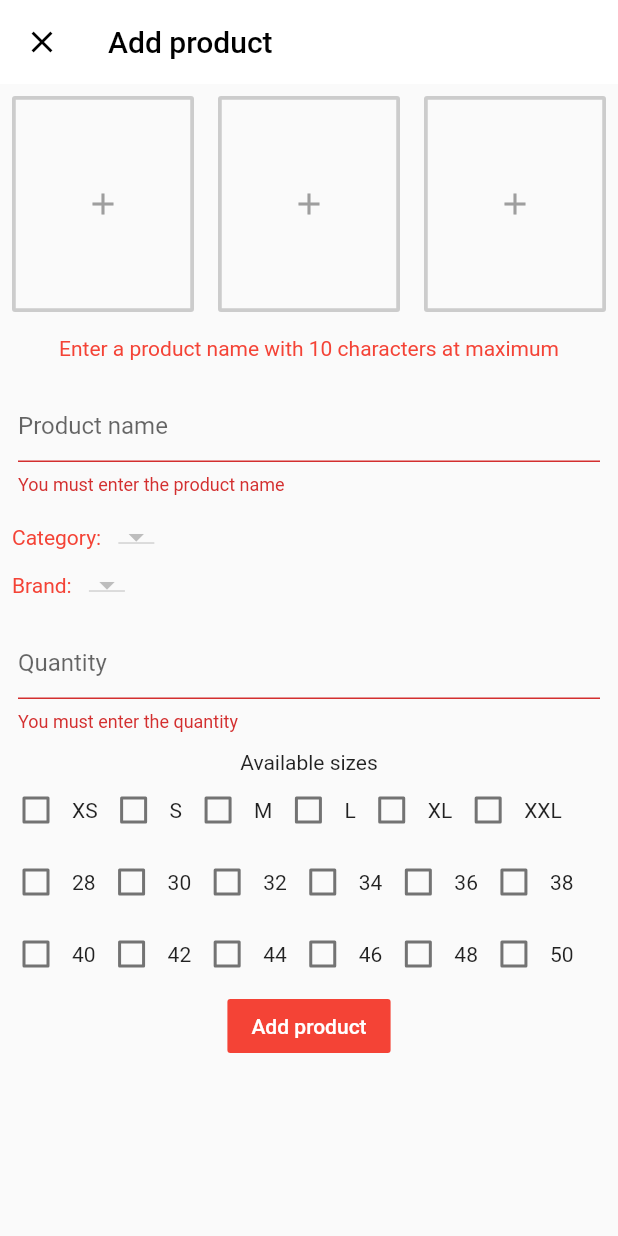
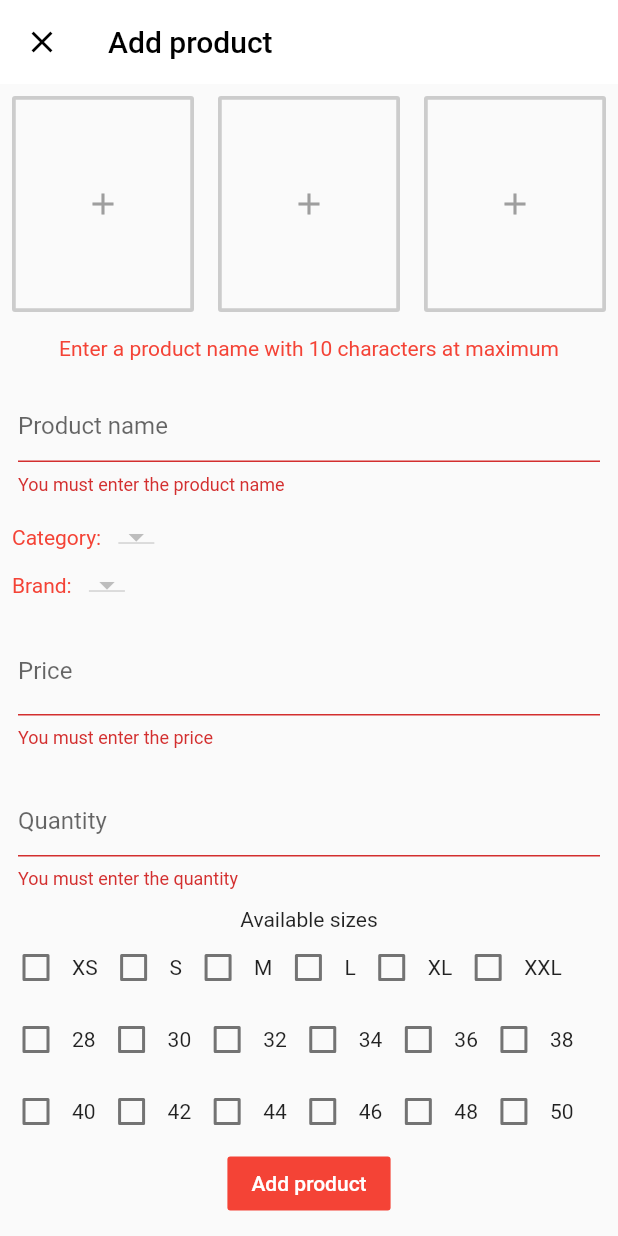
Before and after one commit to SergioEstebanPi/ecommerce-admin-flutter, a Flutter app: the AddProduct screen opened directly, after a tap on "Add product", on a phone screen of 412 x 824 dp. Run offline on Flutter 3.47's test engine with Material 2 defaults, Android fonts, the phone set to English and light mode, and no system bars; our stand-ins replace cloud_firestore, firebase_core, firebase_storage, flutter_typeahead, fluttertoast, image_picker; accounts and stored records are empty.

```diff
--- a/lib/db/brand.dart
+++ b/lib/db/brand.dart
@@ -10,7 +10,7 @@ class BrandService {
     String brandId = id.v1();
     _firebaseFirestore
         .collection(ref)
-        .doc()
+        .doc(brandId)
         .set({
           'brand': name,
         });
--- a/lib/screens/add_product.dart
+++ b/lib/screens/add_product.dart
@@ -3,6 +3,8 @@ import 'dart:io';
 import 'package:cloud_firestore/cloud_firestore.dart';
 import 'package:ecommerceappadmin/db/brand.dart';
 import 'package:ecommerceappadmin/db/category.dart';
+import 'package:ecommerceappadmin/db/product.dart';
+import 'package:firebase_storage/firebase_storage.dart';
 import 'package:flutter/material.dart';
 import 'package:flutter_typeahead/flutter_typeahead.dart';
 import 'package:fluttertoast/fluttertoast.dart';
@@ -16,9 +18,11 @@ class AddProduct extends StatefulWidget {
 class _AddProductState extends State<AddProduct> {
   CategoryService _categoryService = CategoryService();
   BrandService _brandService = BrandService();
+  ProductService _productService = ProductService();
   GlobalKey<FormState> _formKey = GlobalKey();
   TextEditingController _productNameController = TextEditingController();
   TextEditingController _productQuantityController = TextEditingController();
+  TextEditingController _productPriceController = TextEditingController();
   List<QueryDocumentSnapshot> brands = <QueryDocumentSnapshot>[];
   List<QueryDocumentSnapshot> categories = <QueryDocumentSnapshot>[];
   List<DropdownMenuItem<String>> brandsDropDown = <DropdownMenuItem<String>>[];
@@ -33,6 +37,7 @@ class _AddProductState extends State<AddProduct> {
   File _image1;
   File _image2;
   File _image3;
+  bool isLoading = false;
 
   @override
   void initState() {
@@ -105,7 +110,9 @@ class _AddProductState extends State<AddProduct> {
       body: Form(
         key: _formKey,
         child: SingleChildScrollView(
-          child: Column(
+          child: isLoading ?
+          CircularProgressIndicator() :
+          Column(
             children: [
               Row(
                 children: [
@@ -235,6 +242,25 @@ class _AddProductState extends State<AddProduct> {
                       value: _currentBrand,
                     ),
                   ]
+              ),
+              Padding(
+                padding: const EdgeInsets.all(12),
+                child: TextFormField(
+                  //initialValue: '0.00',
+                  controller: _productPriceController,
+                  keyboardType: TextInputType.number,
+                  decoration: InputDecoration(
+                    labelText: 'Price',
+                    hintText: 'Price',
+                  ),
+                  validator: (value){
+                    if(value.isEmpty){
+                      return 'You must enter the price';
+                    } else {
+                      return null;
+                    }
+                  },
+                ),
               ),
               Padding(
                 padding: const EdgeInsets.all(12),
@@ -490,20 +516,70 @@ class _AddProductState extends State<AddProduct> {
     }
   }
 
-  void validateAndUpload() {
+  void validateAndUpload() async {
     if(_formKey.currentState.validate()){
+      setState(() {
+        isLoading = true;
+      });
       if(_image1 != null
           && _image2 != null
           && _image3 != null){
         if(selectedSizes.isNotEmpty){
-          String imageUrl;
-          final String picture = "${DateTime.now().millisecondsSinceEpoch.toString()}.jpg";
+          String imageUrl1;
+          String imageUrl2;
+          String imageUrl3;
+          final FirebaseStorage storage = FirebaseStorage.instance;
+          final String picture1 = "1${DateTime.now().millisecondsSinceEpoch.toString()}.jpg";
+          StorageUploadTask task1 = storage
+              .ref()
+              .child(picture1)
+              .putFile(_image1);
+          final String picture2 = "2${DateTime.now().millisecondsSinceEpoch.toString()}.jpg";
+          StorageUploadTask task2 = storage
+              .ref()
+              .child(picture2)
+              .putFile(_image2);
+          final String picture3 = "3${DateTime.now().millisecondsSinceEpoch.toString()}.jpg";
+          StorageUploadTask task3 = storage
+              .ref()
+              .child(picture3)
+              .putFile(_image3);
+          StorageTaskSnapshot snapshot1 = await task1.onComplete.then((value) => value);
+          StorageTaskSnapshot snapshot2 = await task2.onComplete.then((value) => value);
+          task3.onComplete.then((snapshot3) async {
+            imageUrl1 = await snapshot1.ref.getDownloadURL();
+            imageUrl2 = await snapshot2.ref.getDownloadURL();
+            imageUrl3 = await snapshot3.ref.getDownloadURL();
+            List<String> imageList = [imageUrl1, imageUrl2, imageUrl3];
+            _productService.uploadProduct(
+                productName: _productNameController.text,
+                brand: _productNameController.text,
+                category: _productNameController.text,
+                images: imageList,
+                price: double.parse(_productPriceController.text),
+                quantity: int.parse(_productQuantityController.text),
+                sizes: selectedSizes,
+            );
+            _formKey.currentState.reset();
+            setState(() {
+              isLoading = false;
+            });
+            Fluttertoast.showToast(
+                msg: 'Product added'
+            );
+          });
         } else {
+          setState(() {
+            isLoading = false;
+          });
           Fluttertoast.showToast(
               msg: 'select at least one size'
           );
         }
       } else {
+        setState(() {
+          isLoading = false;
+        });
         Fluttertoast.showToast(
             msg: 'all the images must be provided'
         );
--- a/lib/screens/admin.dart
+++ b/lib/screens/admin.dart
@@ -303,6 +303,7 @@ class _AdminState extends State<Admin> {
         );
         break;
       default:
+        return null;
         break;
     }
   }
--- a/pubspec.yaml
+++ b/pubspec.yaml
@@ -35,6 +35,7 @@ dependencies:
   uuid: ^2.2.2
   image_picker: ^0.6.7+11
   flutter_typeahead: ^1.8.8
+  firebase_storage: ^4.0.1
 
   # The following adds the Cupertino Icons font to your application.
   # Use with the CupertinoIcons class for iOS style icons.
```
Also changed, not shown: lib/db/product.dart (added, +32 -0 lines), pubspec.lock.
